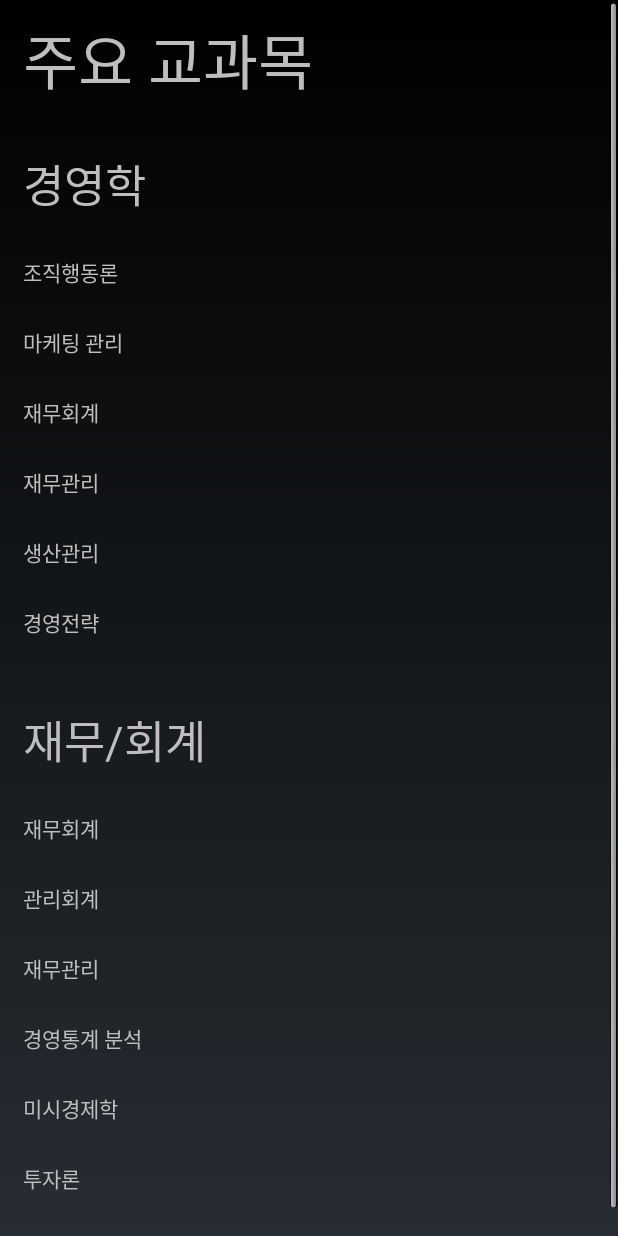
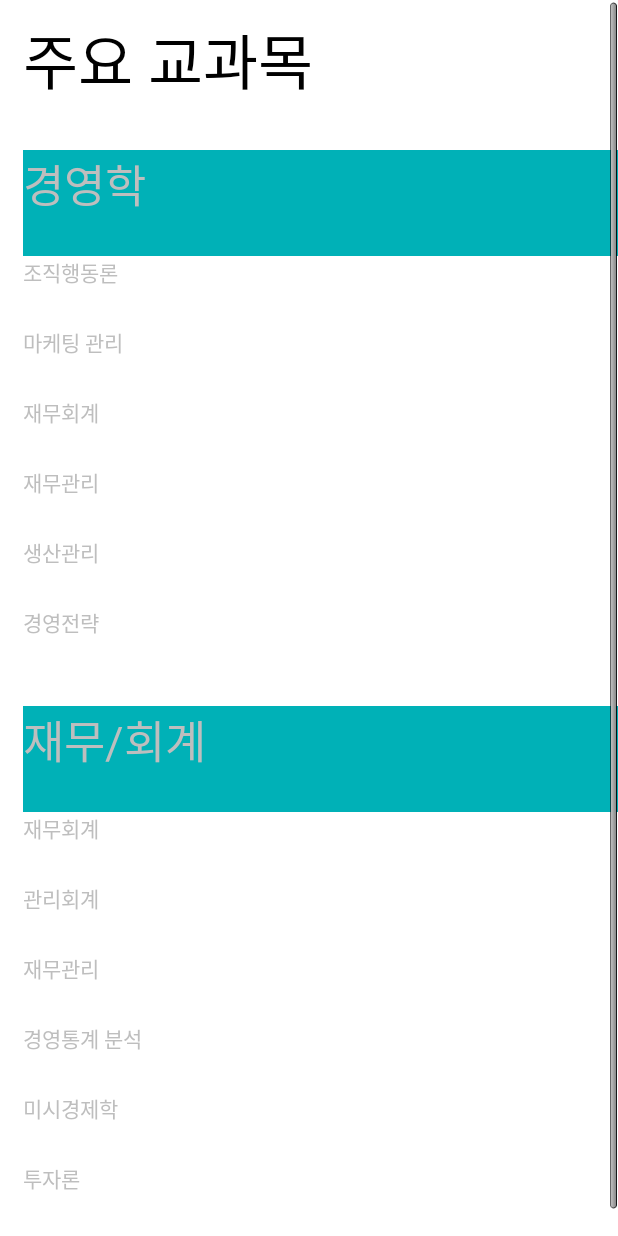
Before and after one commit to CheongWoonHyoung/UNIST_INFO, an Android app: the layout intropage_BA.xml on its own in the app's theme, with its tools: preview values and no code run, on a phone screen of 412 x 824 dp. Run offline under Robolectric (Android 15) with nearby library versions, the phone set to English and light mode, and no system bars.

Commit message:
디자인 수정 3

```diff
--- a/MyUNIST_info/app/src/main/res/layout/intropage_BA.xml
+++ b/MyUNIST_info/app/src/main/res/layout/intropage_BA.xml
@@ -7,12 +7,14 @@
 
     <ScrollView
         android:layout_width="match_parent"
-        android:layout_height="wrap_content">
+        android:layout_height="wrap_content"
+        android:background="#FFFFFF">
 
         <LinearLayout
             android:layout_width="match_parent"
             android:layout_height="wrap_content"
-            android:orientation="vertical">
+            android:orientation="vertical"
+            android:background="#FFFFFF">
             <LinearLayout
                 android:layout_width="match_parent"
                 android:layout_height="wrap_content"
@@ -24,7 +26,8 @@
                     android:layout_width="match_parent"
                     android:layout_height="wrap_content"
                     android:text="주요 교과목"
-                    android:textSize="40dp"/>
+                    android:textSize="40dp"
+                    android:textColor="#000000" />
 
             </LinearLayout>
 
@@ -39,7 +42,8 @@
                     android:layout_height="wrap_content"
                     android:text ="경영학"
                     android:textSize="30dp"
-                    android:paddingBottom="25dp" />
+                    android:paddingBottom="25dp"
+                    android:background="#00b1b7" />
                 <TextView
                     android:layout_width="wrap_content"
                     android:layout_height="wrap_content"
@@ -91,7 +95,7 @@
                     android:text ="재무/회계"
                     android:textSize="30dp"
                     android:paddingBottom="25dp"
-                    />
+                    android:background="#00b1b7" />
                 <TextView
                     android:layout_width="wrap_content"
                     android:layout_height="wrap_content"
```
